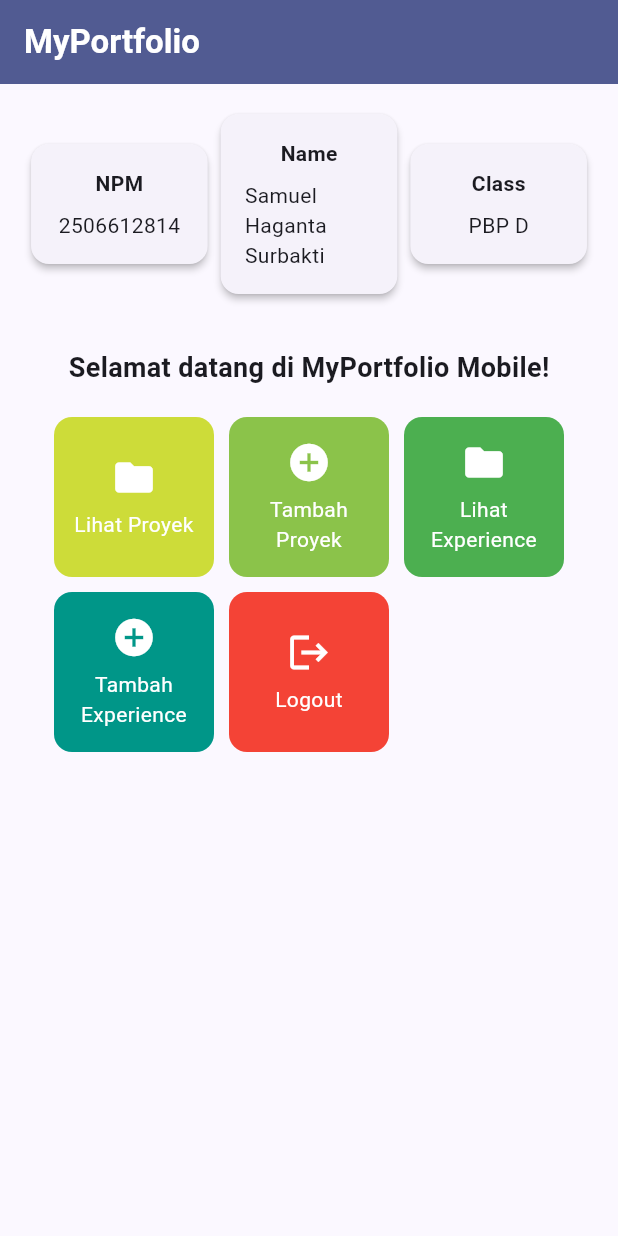
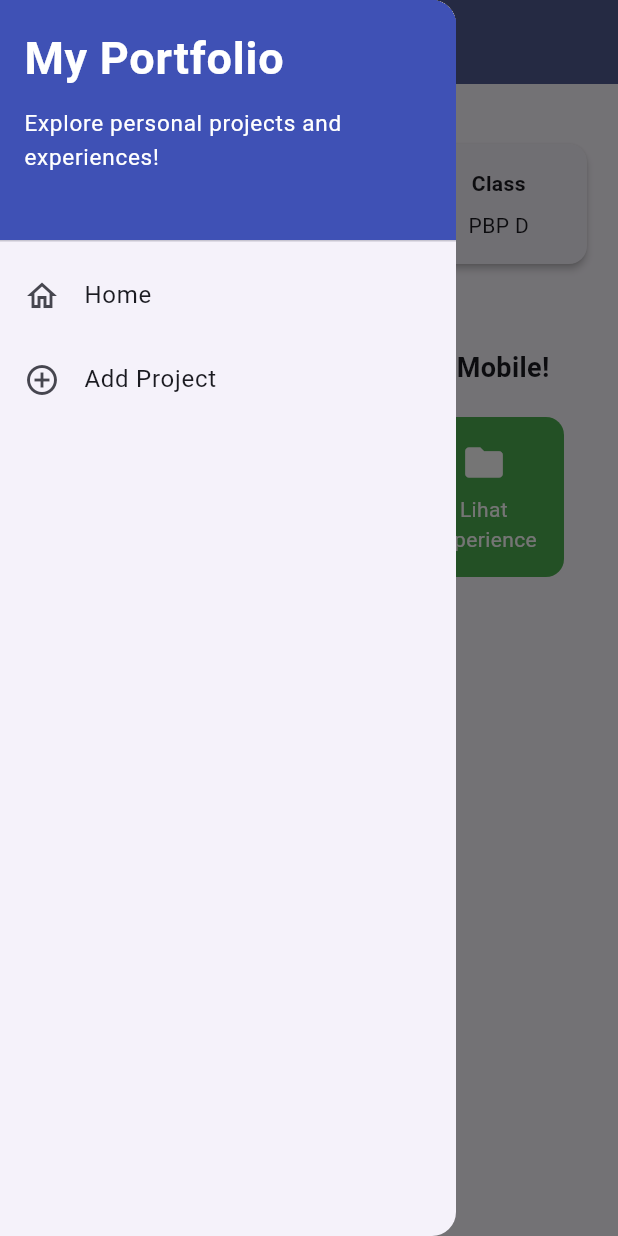
Before and after one commit to SamuelHagantaSurbakti/myportofolio_mobile, a Flutter app: the screen it shows after launch, with the side drawer open (before the commit the screen has no drawer), on a phone screen of 412 x 824 dp. Run offline on Flutter 3.47's test engine with Material 3 defaults, Android fonts, the phone set to English and light mode, and no system bars.

Commit message:
feat: Menyelesaikan tutorial 9

```diff
--- a/lib/main.dart
+++ b/lib/main.dart
@@ -1,5 +1,5 @@
 import 'package:flutter/material.dart';
-import 'package:myportofolio_mobile/menu.dart';
+import 'package:myportofolio_mobile/screens/menu.dart';
 
 void main() {
   runApp(const MyApp());
--- a/lib/menu.dart
+++ b/lib/screens/menu.dart
@@ -1,4 +1,7 @@
 import 'package:flutter/material.dart';
+import 'package:myportofolio_mobile/widgets/left_drawer.dart';
+import 'package:myportofolio_mobile/widgets/project_card.dart';
+import 'package:myportofolio_mobile/screens/project_form.dart';
 
 class MyHomePage extends StatelessWidget {
   MyHomePage({super.key});
@@ -26,7 +29,9 @@ class MyHomePage extends StatelessWidget {
           style: TextStyle(color: Colors.white, fontWeight: FontWeight.bold),
         ),
         backgroundColor: Theme.of(context).colorScheme.primary,
+        iconTheme: const IconThemeData(color: Colors.white),
       ),
+      drawer: const LeftDrawer(),
       // Body halaman utama dengan padding di sekelilingnya.
       body: SingleChildScrollView(
         child: Padding(
@@ -108,48 +113,3 @@ class ItemHomepage {
 
   ItemHomepage(this.name, this.icon, this.color);
 }
-
-class ItemCard extends StatelessWidget {
-  final ItemHomepage item;
-
-  const ItemCard(this.item, {super.key});
-
-  @override
-  Widget build(BuildContext context) {
-    return Material(
-      // Menggunakan warna sekunder dari skema tema aplikasi.
-      color: item.color,
-      borderRadius: BorderRadius.circular(12),
-      child: InkWell(
-        // Aksi ketika kartu ditekan oleh pengguna.
-        onTap: () {
-          // Menampilkan SnackBar dengan pesan interaktif.
-          ScaffoldMessenger.of(context)
-            ..hideCurrentSnackBar()
-            ..showSnackBar(
-              SnackBar(
-                content: Text("Kamu telah menekan tombol ${item.name}!"),
-              ),
-            );
-        },
-        child: Container(
-          padding: const EdgeInsets.all(8),
-          child: Center(
-            child: Column(
-              mainAxisAlignment: MainAxisAlignment.center,
-              children: [
-                Icon(item.icon, color: Colors.white, size: 30.0),
-                const Padding(padding: EdgeInsets.all(3)),
-                Text(
-                  item.name,
-                  textAlign: TextAlign.center,
-                  style: const TextStyle(color: Colors.white),
-                ),
-              ],
-            ),
-          ),
-        ),
-      ),
-    );
-  }
-}
--- /dev/null
+++ b/lib/widgets/left_drawer.dart
@@ -0,0 +1,60 @@
+import 'package:flutter/material.dart';
+import 'package:myportofolio_mobile/screens/menu.dart';
+import 'package:myportofolio_mobile/screens/project_form.dart';
+
+class LeftDrawer extends StatelessWidget {
+  const LeftDrawer({super.key});
+
+  @override
+  Widget build(BuildContext context) {
+    return Drawer(
+      child: ListView(
+        children: [
+          const DrawerHeader(
+            decoration: BoxDecoration(color: Colors.indigo),
+            child: Column(
+              crossAxisAlignment: CrossAxisAlignment.start,
+              children: [
+                Text(
+                  'My Portfolio',
+                  style: TextStyle(
+                    fontSize: 30,
+                    fontWeight: FontWeight.bold,
+                    color: Colors.white,
+                  ),
+                ),
+                SizedBox(height: 10),
+                Text(
+                  'Explore personal projects and experiences!',
+                  style: TextStyle(fontSize: 15, color: Colors.white),
+                ),
+              ],
+            ),
+          ),
+          ListTile(
+            leading: const Icon(Icons.home_outlined),
+            title: const Text('Home'),
+            // Navigasi ke halaman utama portofolio
+            onTap: () {
+              Navigator.pushReplacement(
+                context,
+                MaterialPageRoute(builder: (context) => MyHomePage()),
+              );
+            },
+          ),
+          ListTile(
+            leading: const Icon(Icons.add_circle_outline),
+            title: const Text('Add Project'),
+            // Navigasi ke halaman tambah proyek
+            onTap: () {
+              Navigator.pushReplacement(
+                context,
+                MaterialPageRoute(builder: (context) => ProjectFormPage()),
+              );
+            },
+          ),
+        ],
+      ),
+    );
+  }
+}
--- /dev/null
+++ b/lib/widgets/project_card.dart
@@ -0,0 +1,57 @@
+import 'package:myportofolio_mobile/screens/menu.dart';
+import 'package:flutter/material.dart';
+import 'package:myportofolio_mobile/screens/project_form.dart';
+
+class ItemCard extends StatelessWidget {
+  final ItemHomepage item;
+
+  const ItemCard(this.item, {super.key});
+
+  @override
+  Widget build(BuildContext context) {
+    return Material(
+      // Menggunakan warna sekunder dari skema tema aplikasi.
+      color: item.color,
+      borderRadius: BorderRadius.circular(12),
+      child: InkWell(
+        // Aksi ketika kartu ditekan oleh pengguna.
+        onTap: () {
+          // Menampilkan SnackBar dengan pesan interaktif.
+          ScaffoldMessenger.of(context)
+            ..hideCurrentSnackBar()
+            ..showSnackBar(
+              SnackBar(
+                content: Text("Kamu telah menekan tombol ${item.name}!"),
+              ),
+            );
+
+          // Navigate ke halaman yang sesuai
+          if (item.name == "Tambah Proyek") {
+            // TODO: Gunakan Navigator.push() untuk melakukan navigasi ke MaterialPageRoute yang mencakup ProjectFormPage
+            Navigator.push(
+              context,
+              MaterialPageRoute(builder: (context) => const ProjectFormPage()),
+            );
+          }
+        },
+        child: Container(
+          padding: const EdgeInsets.all(8),
+          child: Center(
+            child: Column(
+              mainAxisAlignment: MainAxisAlignment.center,
+              children: [
+                Icon(item.icon, color: Colors.white, size: 30.0),
+                const Padding(padding: EdgeInsets.all(3)),
+                Text(
+                  item.name,
+                  textAlign: TextAlign.center,
+                  style: const TextStyle(color: Colors.white),
+                ),
+              ],
+            ),
+          ),
+        ),
+      ),
+    );
+  }
+}
```
Also changed, not shown: lib/screens/project_form.dart (added, +214 -0 lines), 1 other file.
